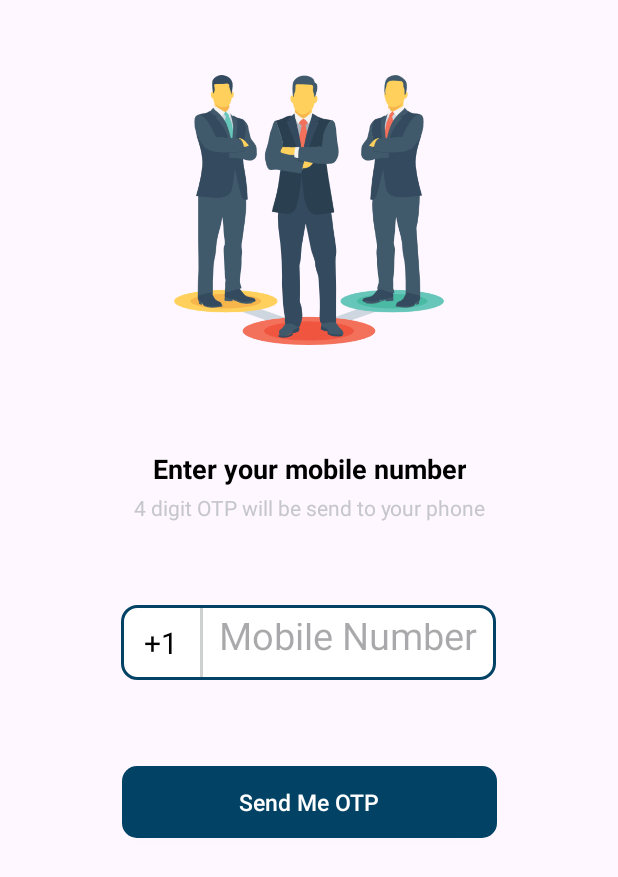
After one commit to shelciajose/F23_3175_G9_WorkFlow, an Android app: the RegistrationActivity screen opened directly, with no data from a screen before it, on a phone screen of 412 x 824 dp. The commit adds this screen. Shown: the top 877 px of the screen. Run offline under Robolectric (Android 15) with nearby library versions, the phone set to English and light mode, and no system bars.

Commit message:
Registration Page and OTP Page

```diff
--- a/app/src/main/AndroidManifest.xml
+++ b/app/src/main/AndroidManifest.xml
@@ -13,6 +13,9 @@
         android:theme="@style/Theme.WorkFlow"
         tools:targetApi="31">
         <activity
+            android:name=".RegistrationActivity"
+            android:exported="false" />
+        <activity
             android:name=".MainActivity"
             android:exported="true">
             <intent-filter>
--- /dev/null
+++ b/app/src/main/java/com/example/workflow/RegistrationActivity.java
@@ -0,0 +1,14 @@
+package com.example.workflow;
+
+import androidx.appcompat.app.AppCompatActivity;
+
+import android.os.Bundle;
+
+public class RegistrationActivity extends AppCompatActivity {
+
+    @Override
+    protected void onCreate(Bundle savedInstanceState) {
+        super.onCreate(savedInstanceState);
+        setContentView(R.layout.activity_registration);
+    }
+}
--- /dev/null
+++ b/app/src/main/res/drawable/button_rounded_blue.xml
@@ -0,0 +1,11 @@
+<?xml version="1.0" encoding="utf-8"?>
+<selector xmlns:android="http://schemas.android.com/apk/res/android">
+    <item>
+        <shape android:shape="rectangle">
+            <solid android:color="#024265" />
+            <corners android:radius="10dp"/>
+            <size android:width="100dp"
+                android:height="10dp"/>
+        </shape>
+    </item>
+</selector>
--- /dev/null
+++ b/app/src/main/res/drawable/text_box_outline.xml
@@ -0,0 +1,10 @@
+<?xml version="1.0" encoding="UTF-8"?>
+<shape xmlns:android="http://schemas.android.com/apk/res/android" android:id="@+id/listview_background_shape">
+    <stroke android:width="2dp" android:color="@color/colorPrimary" />
+    <padding android:left="2dp"
+        android:top="2dp"
+        android:right="2dp"
+        android:bottom="2dp" />
+    <corners android:radius="10dp" />
+    <solid android:color="@color/white" />
+</shape>
--- /dev/null
+++ b/app/src/main/res/layout/activity_registration.xml
@@ -0,0 +1,146 @@
+<?xml version="1.0" encoding="utf-8"?>
+<androidx.constraintlayout.widget.ConstraintLayout xmlns:android="http://schemas.android.com/apk/res/android"
+    xmlns:app="http://schemas.android.com/apk/res-auto"
+    xmlns:tools="http://schemas.android.com/tools"
+    android:id="@+id/req_for_mobile_content_base"
+    android:layout_width="match_parent"
+    android:layout_height="match_parent"
+    tools:context=".RegistrationActivity">
+
+
+    <ImageView
+        android:id="@+id/imgViewLogin"
+        android:layout_width="180dp"
+        android:layout_height="180dp"
+        android:layout_marginTop="50dp"
+        app:layout_constraintEnd_toEndOf="parent"
+        app:layout_constraintStart_toStartOf="parent"
+        app:layout_constraintTop_toTopOf="parent"
+        app:srcCompat="@drawable/businessman" />
+
+    <TextView
+        android:id="@+id/txtViewLogin"
+        android:layout_width="wrap_content"
+        android:layout_height="wrap_content"
+        android:layout_marginTop="70dp"
+        android:gravity="center_horizontal"
+        android:text="@string/MobileNumber"
+        android:textAlignment="center"
+        android:textColor="@color/black"
+        android:textSize="18sp"
+        android:textStyle="bold"
+        app:layout_constraintEnd_toEndOf="parent"
+        app:layout_constraintStart_toStartOf="parent"
+        app:layout_constraintTop_toBottomOf="@+id/imgViewLogin" />
+
+    <TextView
+        android:id="@+id/textViewLoginOTP"
+        android:layout_width="match_parent"
+        android:layout_height="wrap_content"
+        android:layout_margin="4dp"
+        android:layout_marginTop="40dp"
+        android:gravity="center_horizontal"
+        android:text="@string/mobile_otp_txt"
+        android:textAlignment="center"
+        android:textColor="@color/material_dynamic_neutral80"
+        app:layout_constraintEnd_toEndOf="parent"
+        app:layout_constraintStart_toStartOf="parent"
+        app:layout_constraintTop_toBottomOf="@+id/txtViewLogin" />
+
+    <LinearLayout
+        android:id="@+id/second"
+        android:layout_width="match_parent"
+        android:layout_height="wrap_content"
+        android:layout_gravity="center"
+        android:layout_marginTop="35dp"
+        android:gravity="center"
+        android:orientation="horizontal"
+        android:paddingTop="20dp"
+        app:layout_constraintEnd_toEndOf="parent"
+        app:layout_constraintStart_toStartOf="parent"
+        app:layout_constraintTop_toBottomOf="@+id/textViewLoginOTP">
+
+        <LinearLayout
+            android:layout_width="250dp"
+            android:layout_height="50dp"
+            android:layout_gravity="center"
+            android:background="@drawable/text_box_outline"
+            android:gravity="center"
+            android:orientation="horizontal">
+
+            <LinearLayout
+                android:layout_width="wrap_content"
+                android:layout_height="50dp"
+                android:orientation="horizontal">
+
+                <TextView
+                    android:layout_width="wrap_content"
+                    android:layout_height="wrap_content"
+                    android:layout_gravity="center"
+                    android:paddingStart="4dp"
+                    android:paddingLeft="4dp"
+                    android:paddingEnd="10dp"
+                    android:paddingRight="10dp"
+                    android:text="  +1 "
+                    android:textColor="@color/black"
+                    android:textSize="20sp" />
+
+                <View
+                    android:layout_width="2dp"
+                    android:layout_height="match_parent"
+                    android:background="@color/colorLiteGrey"
+                    android:paddingStart="15dp"
+                    android:paddingLeft="15dp" />
+            </LinearLayout>
+
+            <LinearLayout
+                android:layout_width="match_parent"
+                android:layout_height="25dp"
+                android:layout_gravity="center"
+                android:gravity="center"
+                android:orientation="horizontal">
+
+                <androidx.appcompat.widget.AppCompatEditText
+                    android:id="@+id/activity_req_for_mobile_no_editext_id"
+                    android:layout_width="wrap_content"
+                    android:layout_height="wrap_content"
+                    android:background="@color/colorTransparent"
+                    android:gravity="center"
+                    android:hint="@string/mobile_hint"
+                    android:inputType="number"
+                    android:maxLength="10"
+                    android:textColor="@color/black"
+                    android:textSize="25sp" />
+            </LinearLayout>
+        </LinearLayout>
+
+    </LinearLayout>
+
+    <LinearLayout
+        android:layout_width="wrap_content"
+        android:layout_height="wrap_content"
+        android:layout_below="@id/second"
+        android:layout_gravity="center"
+        android:layout_marginTop="35dp"
+        android:gravity="center"
+        android:orientation="vertical"
+        app:layout_constraintEnd_toEndOf="parent"
+        app:layout_constraintStart_toStartOf="parent"
+        app:layout_constraintTop_toBottomOf="@+id/second">
+
+        <androidx.appcompat.widget.AppCompatButton
+            android:id="@+id/activity_req_for_mobile_no_generate_otp_button_id"
+            android:layout_width="250dp"
+            android:layout_height="wrap_content"
+            android:layout_margin="22dp"
+            android:background="@drawable/button_rounded_blue"
+            android:text="@string/sendme_otp_btn"
+            android:textAllCaps="false"
+            android:textColor="@color/white"
+            android:textSize="15sp" />
+
+    </LinearLayout>
+
+
+
+</androidx.constraintlayout.widget.ConstraintLayout>
--- a/app/src/main/res/values/colors.xml
+++ b/app/src/main/res/values/colors.xml
@@ -2,4 +2,8 @@
 <resources>
     <color name="black">#FF000000</color>
     <color name="white">#FFFFFFFF</color>
+    <color name="colorPrimary">#024265</color>
+    <color name="colorLiteGrey">#D2C5C7C8</color>
+    <color name="colorTransparent">#00FFFFFF</color>
+    <color name="red">#8B0000</color>
 </resources>
--- a/app/src/main/res/values/strings.xml
+++ b/app/src/main/res/values/strings.xml
@@ -1,3 +1,11 @@
 <resources>
     <string name="app_name">WorkFlow</string>
+    <string name="ImgLogin">Login Image</string>
+    <string name="MobileNumber">Enter your mobile number</string>
+    <string name="mobile_otp_txt">4 digit OTP will be send to your phone</string>
+    <string name="mobile_hint">Mobile Number</string>
+    <string name="sendme_otp_btn">Send Me OTP</string>
+    <string name="OtpVerification">OTP Verification</string>
+    <string name="EnterotpTxt">Enter 4 digit OTP send to</string>
+    <string name="submit_txt">Submit</string>
 </resources>
--- a/build.gradle
+++ b/build.gradle
@@ -2,4 +2,5 @@
 plugins {
     id 'com.android.application' version '8.0.2' apply false
     id 'com.android.library' version '8.0.2' apply false
+    id 'com.google.gms.google-services' version '4.4.0' apply false
 }
```
Also changed, not shown: app/build.gradle (+16 -0 lines), app/src/main/res/drawable/ic_pencil.xml (added, +9 -0 lines), app/src/main/res/layout/fragment_o_t_p.xml (added, +120 -0 lines), app/src/main/res/drawable-v24/businessman.png (added), app/src/main/res/drawable/businessman.png (added), 1 other file.
